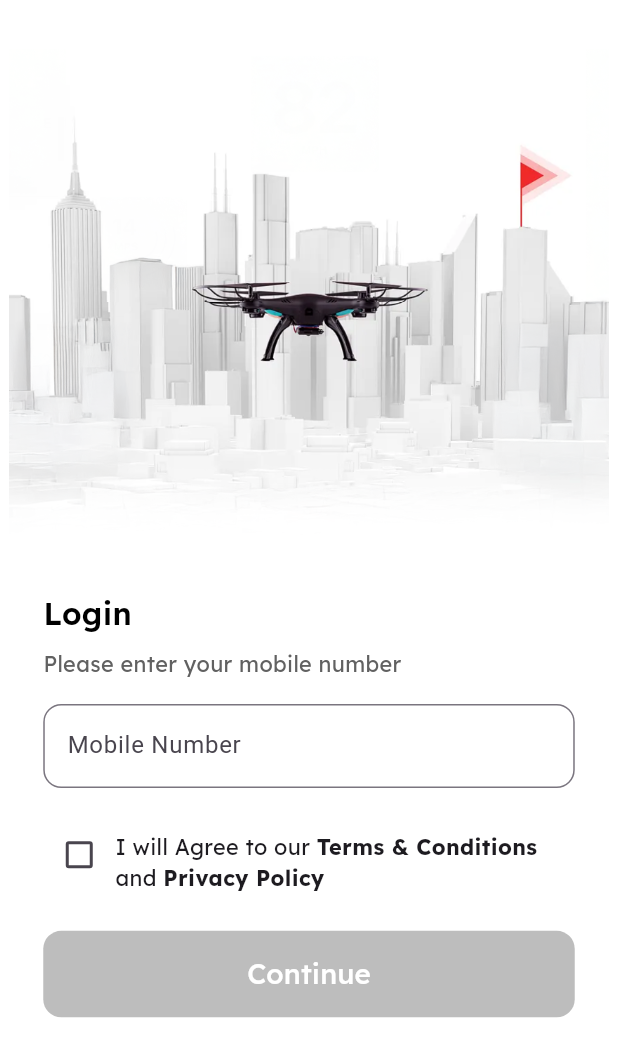
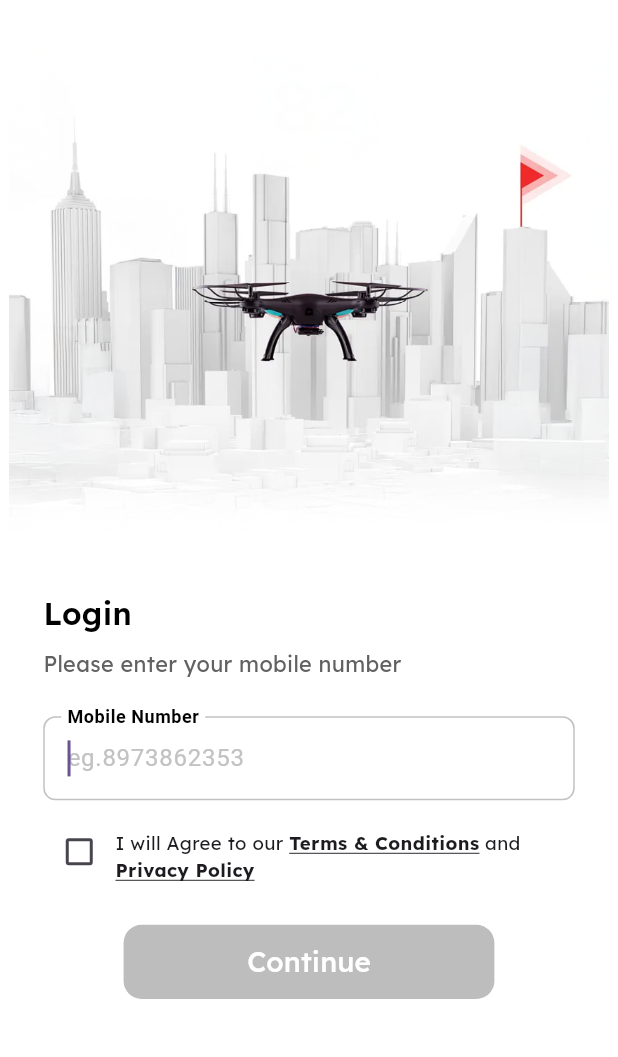
Before and after one commit to Aviatricks-GCS/Flyhub, a Flutter app: the Mobilelogin screen opened directly, on a phone screen of 412 x 824 dp. Shown: the top 1057 px of the screen. Run offline on Flutter 3.47's test engine with Material 3 defaults, Android fonts, the phone set to English and light mode, and no system bars; our stand-ins replace connectivity_plus, device_info_plus, flutter_svg, fluttertoast, google_fonts, package_info_plus and 2 more; missing offline and left inert: flutter_udid; accounts and stored records are empty; network calls fail.

Commit message:
Login Completed 14.07.2025

```diff
--- a/lib/Login/MobileLogin.dart
+++ b/lib/Login/MobileLogin.dart
@@ -75,17 +75,31 @@ class _MobileloginState extends State<Mobilelogin> {
                       ),
                     ),
 
-                    SizedBox(height: screenHeight * 0.02),
+                    SizedBox(height: screenHeight * 0.03),
 
                     // Mobile Input Field
                     TextField(
                       controller: _controller,
+                      autofocus: true,
                       keyboardType: TextInputType.number,
                       decoration: InputDecoration(
                         labelText: 'Mobile Number',
-                        hintText: 'eg.95555555',
+                        labelStyle: TextStyle(
+                          fontWeight: FontWeight.bold,
+                          color: Colors.black, // Unfocused label color
+                        ),
+
+                        hintText: 'eg.8973862353',
+                        hintStyle: TextStyle(color: Color(0xFFC2C2C2)),
                         border: OutlineInputBorder(
-                          borderRadius: BorderRadius.circular(12),
+                          borderRadius: BorderRadius.circular(8),
+                        ),
+                        focusedBorder: OutlineInputBorder(
+                          borderSide: BorderSide(
+                            color: Color(0xFFC2C2C2), // Focused border color
+                            width: 1,
+                          ),
+                          borderRadius: BorderRadius.circular(8),
                         ),
                         counterText: "",
                       ),
@@ -93,7 +107,8 @@ class _MobileloginState extends State<Mobilelogin> {
                       maxLength: 10,
                     ),
 
-                    SizedBox(height: screenHeight * 0.02),
+
+                    SizedBox(height: screenHeight * 0.01),
 
                     Row(
                       crossAxisAlignment: CrossAxisAlignment.start,
@@ -102,7 +117,7 @@ class _MobileloginState extends State<Mobilelogin> {
                       // aligns row to the left
                       children: [
                         Padding(
-                          padding: const EdgeInsets.only(top: 4),
+                          padding: const EdgeInsets.only(top: 2),
                           // aligns checkbox slightly lower
                           child: Checkbox(
                             value: _isAgreed,
@@ -111,6 +126,7 @@ class _MobileloginState extends State<Mobilelogin> {
                                 _isAgreed = value ?? false;
                               });
                             },
+                            activeColor: Color(0xFF7057FF),
                           ),
                         ),
                         Expanded(
@@ -121,14 +137,15 @@ class _MobileloginState extends State<Mobilelogin> {
                               TextSpan(
                                 text: 'I will Agree to our ',
                                 style: GoogleFonts.lexend(
-                                  fontSize: screenWidth * 0.035,
+                                  fontSize: screenWidth * 0.03,
                                 ),
                                 children: [
                                   TextSpan(
                                     text: 'Terms & Conditions',
                                     style: GoogleFonts.lexend(
                                       fontWeight: FontWeight.bold,
-                                      fontSize: screenWidth * 0.035,
+                                      fontSize: screenWidth * 0.03,
+                                      decoration: TextDecoration.underline,
                                     ),
                                   ),
                                   TextSpan(text: ' and '),
@@ -136,7 +153,8 @@ class _MobileloginState extends State<Mobilelogin> {
                                     text: 'Privacy Policy',
                                     style: GoogleFonts.lexend(
                                       fontWeight: FontWeight.bold,
-                                      fontSize: screenWidth * 0.035,
+                                      fontSize: screenWidth * 0.03,
+                                      decoration: TextDecoration.underline,
                                     ),
                                   ),
                                 ],
@@ -150,9 +168,10 @@ class _MobileloginState extends State<Mobilelogin> {
                     SizedBox(height: screenHeight * 0.03),
 
                     // Continue Button
-                    SizedBox(
-                      width: double.infinity,
-                      height: screenHeight * 0.07,
+                    Center(
+                      child: SizedBox(
+                        width: screenWidth * 0.6,
+                        height: screenHeight * 0.06,
                         child: ElevatedButton(
                           onPressed: _isAgreed
                               ? () async {
@@ -170,13 +189,17 @@ class _MobileloginState extends State<Mobilelogin> {
                                       "Enter the Valid Mobile Number",
                                     );
                                   } else {
-                                  pref.setString("mobile_number", _controller.text);
+                                    pref.setString(
+                                      "mobile_number",
+                                      _controller.text,
+                                    );
 
                                     if (await Utils.checkInternetConnection()) {
-                                    response = await _apiClass.getOtp(_controller.text,);
+                                      response = await _apiClass.getOtp(
+                                        _controller.text,
+                                      );
 
                                       if (response[0]["status"] == "success") {
-
                                         pref.setString(
                                           "userId",
                                           response[0]["userid"].toString(),
@@ -201,7 +224,7 @@ class _MobileloginState extends State<Mobilelogin> {
                                 }
                               : null,
                           style: ElevatedButton.styleFrom(
-                          backgroundColor: Color(0xFF7049EC),
+                            backgroundColor: Color(0xFF7057FF),
                             disabledBackgroundColor: Colors.grey[400],
                             shape: RoundedRectangleBorder(
                               borderRadius: BorderRadius.circular(12),
@@ -212,6 +235,7 @@ class _MobileloginState extends State<Mobilelogin> {
                             style: GoogleFonts.lexend(
                               fontSize: screenWidth * 0.045,
                               color: Colors.white,
+                            ),
                           ),
                         ),
                       ),
--- a/lib/Login/Otp_Screen.dart
+++ b/lib/Login/Otp_Screen.dart
@@ -239,11 +239,17 @@ class _OtpScreenState extends State<OtpScreen> {
                               child: ElevatedButton(
                                 onPressed: () async {
                                   if (await Utils.checkInternetConnection()) {
+
+                                    pref = await SharedPreferences.getInstance();
+
                                     var response = await _apiClass.verifyOTP(
                                       _pinController.text,
                                     );
 
                                     if (response[0]["status"] == "success") {
+
+                                      pref.setBool("OTP_completed", true);
+
                                       Navigator.push(
                                         context,
                                         MaterialPageRoute(
```
Also changed, not shown: lib/CommonClass/Utils.dart (+11 -0 lines), lib/Login/SelectLanguage.dart (+54 -31 lines), lib/Login/splashscreen.dart (+20 -6 lines). Lines whose indentation alone changed are shown as unchanged.
